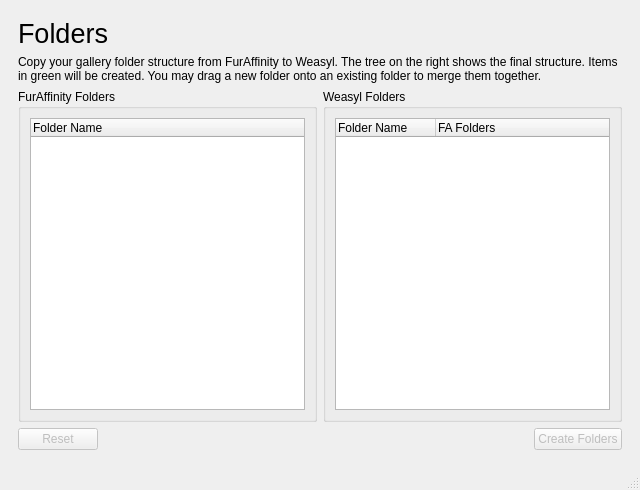
Above: forms/form.ui from waweber/fa2wzl before the change. Below: the same form after it.
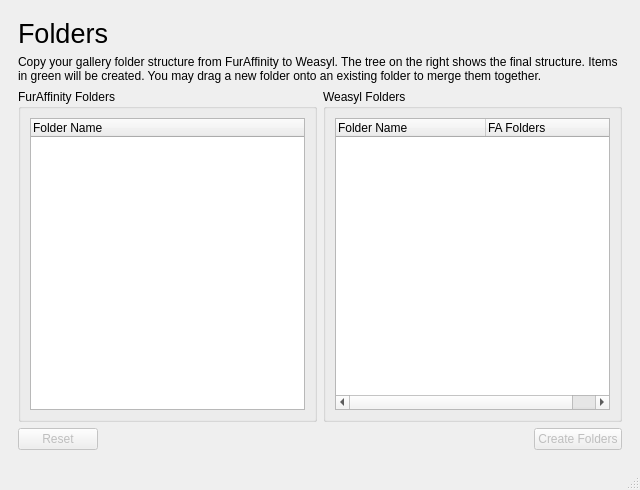
That is the form after the change. The open tabs and pages were chosen to show the change. Custom widgets are drawn as their Qt base class.

Patch:
```diff
--- a/forms/form.ui
+++ b/forms/form.ui
@@ -269,6 +269,9 @@
                <property name="itemsExpandable">
                 <bool>true</bool>
                </property>
+               <attribute name="headerMinimumSectionSize">
+                <number>150</number>
+               </attribute>
                <column>
                 <property name="text">
                  <string notr="true">Folder Name</string>
```
Left out of the diff: 12 changed lines with no effect on the pictures.
